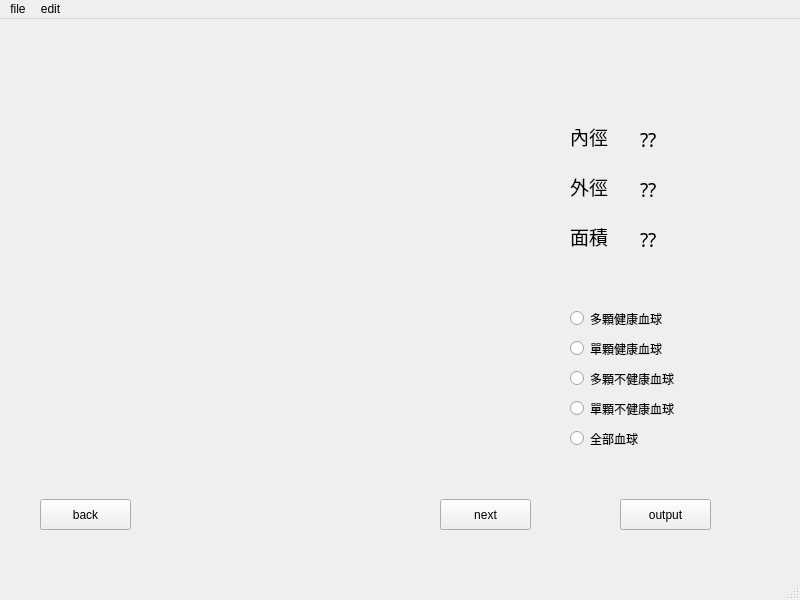
This is python/project(CS)/main.ui in ChengTsungPao/working as Qt 5 draws it before an edit. The edited form follows.
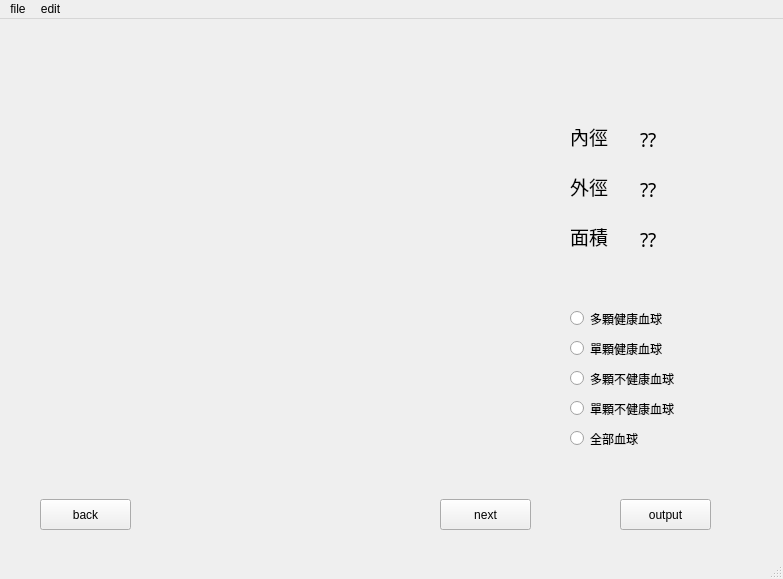
This is the edited form. Icons and pictures are not drawn.

The edit to the form file:
```diff
--- a/python/project(CS)/main.ui
+++ b/python/project(CS)/main.ui
@@ -6,8 +6,8 @@
    <rect>
     <x>0</x>
     <y>0</y>
-    <width>800</width>
-    <height>600</height>
+    <width>783</width>
+    <height>579</height>
    </rect>
   </property>
   <property name="windowTitle">
@@ -257,7 +257,7 @@
     <rect>
      <x>0</x>
      <y>0</y>
-     <width>800</width>
+     <width>783</width>
      <height>25</height>
     </rect>
    </property>
```
Left out of the diff: 4 changed lines with no effect on the pictures.
